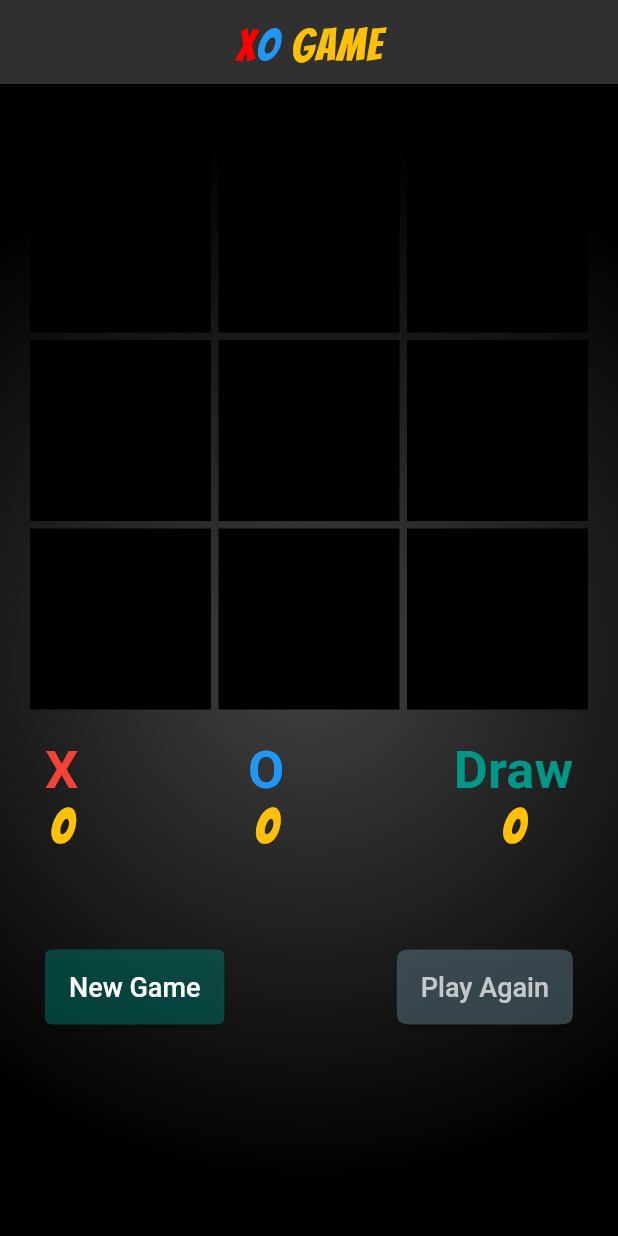
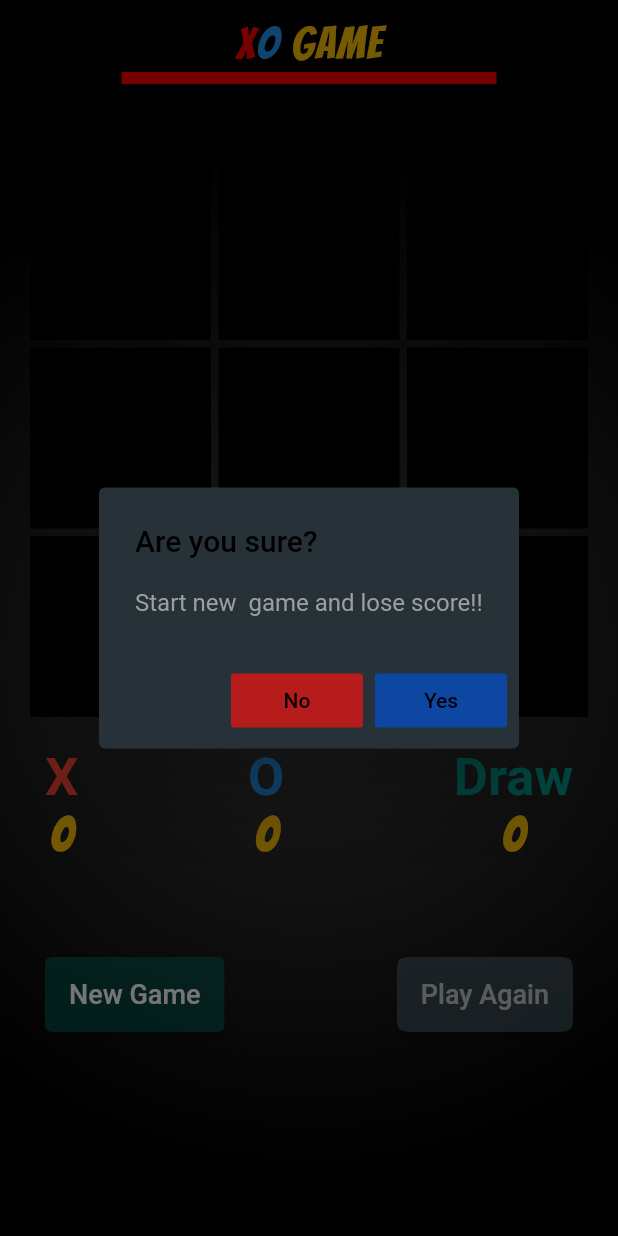
Before and after one commit to EslamFares/XO-Game, a Flutter app: the screen it shows after launch, after a tap on "New Game", on a phone screen of 412 x 824 dp. Run offline on Flutter 3.47's test engine with Material 2 defaults, Android fonts, the phone set to English and light mode, and no system bars; our stand-ins replace google_fonts.

```diff
--- a/lib/HomePage.dart
+++ b/lib/HomePage.dart
@@ -57,7 +57,7 @@ class _HomePageState extends State<HomePage> {
       key: _scafoldKey,
       appBar: AppBar(
         elevation: 0,
-        backgroundColor: Colors.transparent, //Color(0xffFF0000)
+        backgroundColor: Colors.black, //Color(0xffFF0000)
         centerTitle: true,
         title: Padding(
           padding: EdgeInsets.only(top: 15),
@@ -93,16 +93,18 @@ class _HomePageState extends State<HomePage> {
                   ),
                 ],
               ),
+              SizedBox(height: 3,),
               Container(
                 height: 10,
                 width: 250,
+                color: Color(0xffFF0000),
               )
             ],
           ),
         ),
       ),
       body: Container(
-        padding: EdgeInsets.only(top: 25),
+        padding: EdgeInsets.only(top: 30),
         height: MediaQuery.of(context).size.height,
         width: MediaQuery.of(context).size.width,
         decoration: BoxDecoration(
@@ -238,7 +240,7 @@ class _HomePageState extends State<HomePage> {
                                 fontSize: 18,
                                 color: Colors.white,
                               )),
-                          onPressed: () => newGame(),
+                          onPressed: () =>  logOut(),//newGame()
                         ),
                         MaterialButton(
                           color: Colors.blueGrey.withOpacity(.5),
@@ -262,6 +264,43 @@ class _HomePageState extends State<HomePage> {
           ],
         ),
       ),
+    );
+  }
+
+  Future<void> logOut() async {
+    return showDialog<void>(
+      context: context,
+      barrierDismissible: false, // user must tap button!
+      builder: (BuildContext context) {
+        return AlertDialog(
+          backgroundColor: Colors.blueGrey[900],
+          title: Text('Are you sure?',style: TextStyle(color: Colors.black),),
+          content: SingleChildScrollView(
+            child: ListBody(
+              children: <Widget>[
+                Text('Start new  game and lose score!!',style: TextStyle(color: Colors.grey),),
+              ],
+            ),
+          ),
+          actions: <Widget>[
+            FlatButton(
+              color: Colors.red[900],
+              child: Text('No',style: TextStyle(color: Colors.black),),
+              onPressed: () {
+                Navigator.of(context).pop(); // Dismiss the Dialog
+              },
+            ),
+            FlatButton(
+              color: Colors.blue[900],
+              child: Text('Yes',style: TextStyle(color: Colors.black),),
+              onPressed: () {
+                newGame(); //
+                Navigator.of(context).pop();// Navigate to login
+              },
+            ),
+          ],
+        );
+      },
     );
   }
 
@@ -408,7 +447,7 @@ class _HomePageState extends State<HomePage> {
     ));
 
     //to restGame by self with out click in button
-    Future.delayed(const Duration(milliseconds: 500), () {
+    Future.delayed(const Duration(milliseconds: 1000), () {
       setState(() {
         resetGame();
       });
```
Also changed, not shown: img from app/alert.png (added).
